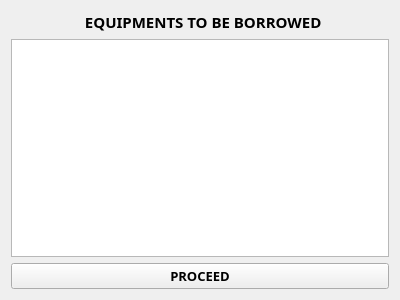
First picture: the form in confirmations.ui, repository markytools/sume-borrower-app, before the edit.
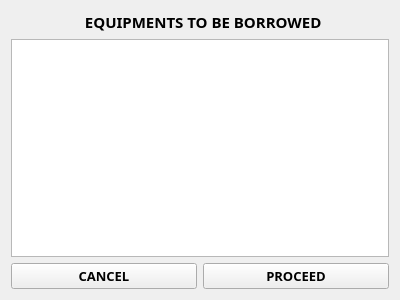
Second picture: the form after the edit.

Patch:
```diff
--- a/confirmations.ui
+++ b/confirmations.ui
@@ -14,7 +14,7 @@
    <string>Form</string>
   </property>
   <layout class="QGridLayout" name="gridLayout">
-   <item row="0" column="0">
+   <item row="0" column="0" colspan="2">
     <widget class="QLabel" name="label">
      <property name="font">
       <font>
@@ -29,10 +29,25 @@
      </property>
     </widget>
    </item>
-   <item row="1" column="0">
+   <item row="1" column="0" colspan="2">
     <widget class="QListView" name="listView"/>
    </item>
    <item row="2" column="0">
+    <widget class="QPushButton" name="pushButton_2">
+     <property name="font">
+      <font>
+       <family>Segoe UI Black</family>
+       <pointsize>10</pointsize>
+       <weight>75</weight>
+       <bold>true</bold>
+      </font>
+     </property>
+     <property name="text">
+      <string>CANCEL</string>
+     </property>
+    </widget>
+   </item>
+   <item row="2" column="1">
     <widget class="QPushButton" name="pushButton">
      <property name="font">
       <font>
```
